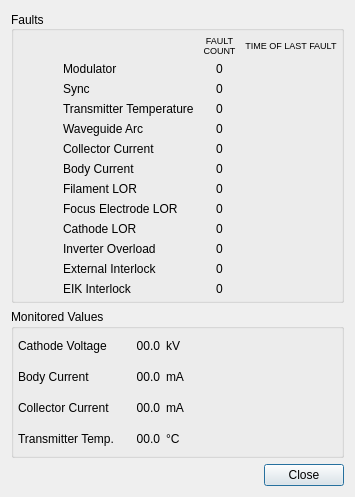
This is src/hcrgui/XmitDetails.ui in NCAR/HCR_instrument as Qt 5 draws it before an edit. The edited form follows.
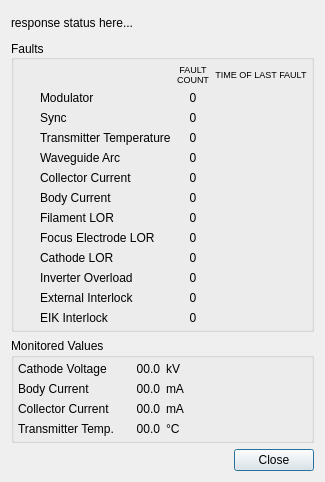
This is the edited form. Icons and pictures are not drawn.

Commit message: Improved and made consistent the handling of daemon responsiveness in the global status lights and in the per-daemon details widgets.

Patch:
```diff
--- a/src/hcrgui/XmitDetails.ui
+++ b/src/hcrgui/XmitDetails.ui
@@ -6,8 +6,8 @@
    <rect>
     <x>0</x>
     <y>0</y>
-    <width>355</width>
-    <height>497</height>
+    <width>325</width>
+    <height>482</height>
    </rect>
   </property>
   <property name="windowTitle">
@@ -16,7 +16,19 @@
   <property name="modal">
    <bool>false</bool>
   </property>
+  <layout class="QGridLayout" name="gridLayout">
+   <item row="1" column="0" colspan="3">
+    <widget class="QFrame" name="statusFrame">
+     <property name="frameShape">
+      <enum>QFrame::NoFrame</enum>
+     </property>
+     <property name="frameShadow">
+      <enum>QFrame::Raised</enum>
+     </property>
   <layout class="QVBoxLayout" name="verticalLayout">
+      <property name="margin">
+       <number>0</number>
+      </property>
    <item>
     <widget class="QGroupBox" name="xmitterFaultDetailsBox">
      <property name="enabled">
@@ -818,7 +830,10 @@
      </layout>
     </widget>
    </item>
-   <item>
+     </layout>
+    </widget>
+   </item>
+   <item row="2" column="2">
     <widget class="QDialogButtonBox" name="buttonBox">
      <property name="orientation">
       <enum>Qt::Horizontal</enum>
@@ -828,6 +843,19 @@
      </property>
     </widget>
    </item>
+   <item row="0" column="0" colspan="3">
+    <widget class="QLabel" name="respondingLabel">
+     <property name="sizePolicy">
+      <sizepolicy hsizetype="MinimumExpanding" vsizetype="Preferred">
+       <horstretch>0</horstretch>
+       <verstretch>0</verstretch>
+      </sizepolicy>
+     </property>
+     <property name="text">
+      <string>response status here...</string>
+     </property>
+    </widget>
+   </item>
   </layout>
  </widget>
  <resources>
```
Lines whose indentation alone changed are shown as unchanged. The commit also changes 18 other files.
